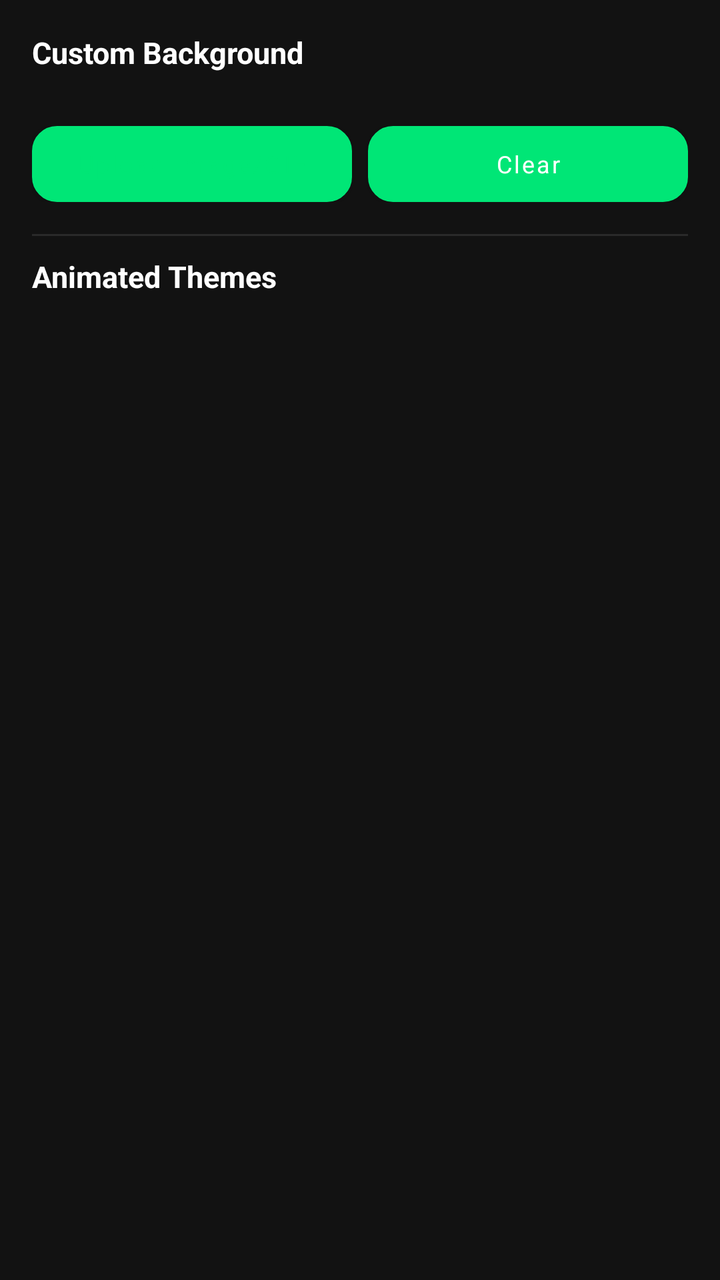
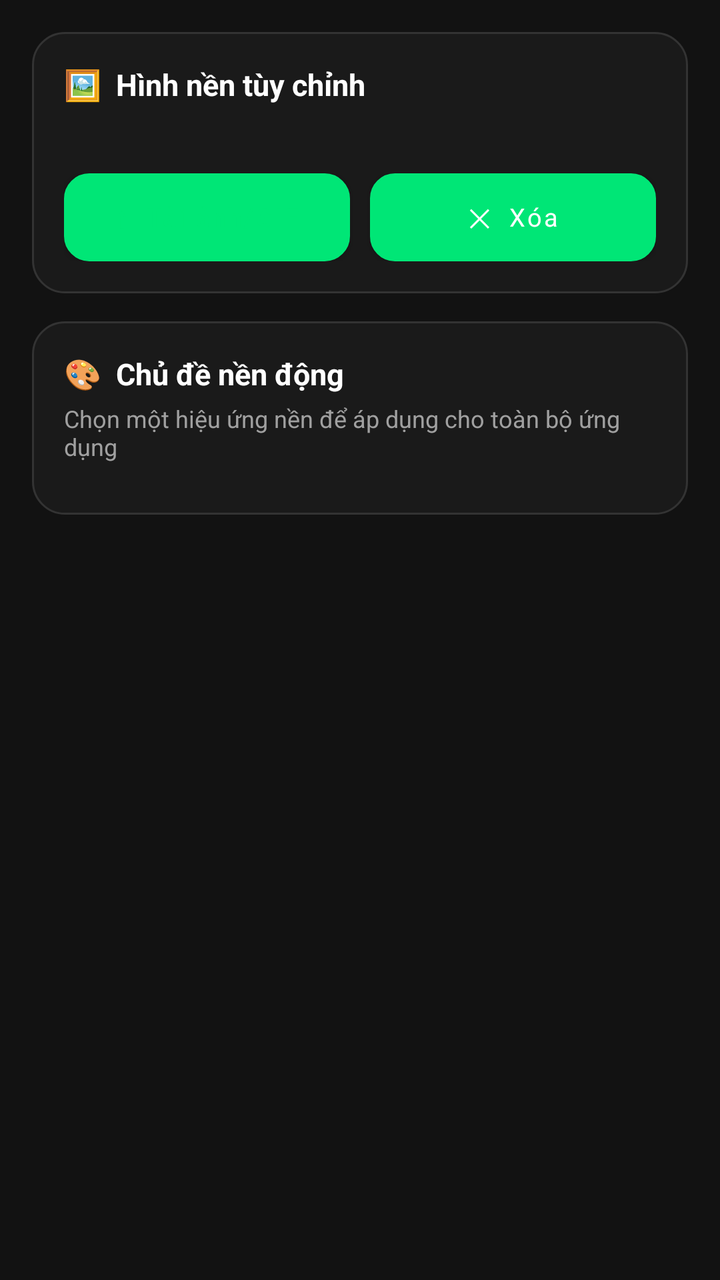

Two renders of the same Android screen: before a commit and after it. Below are the layout's source before the change and the commit's diff.
<!-- AndroidManifest.xml: application theme Theme.SylPhXLuau -->
<!-- res/layout/fragment_settings.xml -->
<?xml version="1.0" encoding="utf-8"?>
<ScrollView xmlns:android="http://schemas.android.com/apk/res/android"
    xmlns:app="http://schemas.android.com/apk/res-auto"
    android:layout_width="match_parent"
    android:layout_height="match_parent"
    android:fillViewport="true">

    <LinearLayout
        android:layout_width="match_parent"
        android:layout_height="wrap_content"
        android:orientation="vertical"
        android:padding="16dp">

        <TextView
            android:layout_width="match_parent"
            android:layout_height="wrap_content"
            android:text="Custom Background"
            android:textColor="@color/text_primary"
            android:textSize="15sp"
            android:textStyle="bold" />

        <TextView
            android:id="@+id/backgroundStatusLabel"
            android:layout_width="match_parent"
            android:layout_height="wrap_content"
            android:layout_marginTop="4dp"
            android:textColor="@color/text_secondary"
            android:textSize="11sp" />

        <LinearLayout
            android:layout_width="match_parent"
            android:layout_height="wrap_content"
            android:layout_marginTop="8dp"
            android:orientation="horizontal">

            <com.google.android.material.button.MaterialButton
                android:id="@+id/uploadBackgroundButton"
                android:layout_width="0dp"
                android:layout_height="38dp"
                android:layout_marginEnd="8dp"
                android:layout_weight="1"
                android:background="@drawable/toolbar_btn_bg"
                android:insetTop="0dp"
                android:insetBottom="0dp"
                android:text="Upload Image/GIF"
                android:textAllCaps="false"
                android:textColor="@color/accent_cyan"
                android:textSize="12sp" />

            <com.google.android.material.button.MaterialButton
                android:id="@+id/clearBackgroundButton"
                android:layout_width="0dp"
                android:layout_height="38dp"
                android:layout_weight="1"
                android:background="@drawable/toolbar_btn_bg"
                android:insetTop="0dp"
                android:insetBottom="0dp"
                android:text="Clear"
                android:textAllCaps="false"
                android:textColor="@color/text_primary"
                android:textSize="12sp" />

        </LinearLayout>

        <View
            android:layout_width="match_parent"
            android:layout_height="1dp"
            android:layout_marginTop="16dp"
            android:layout_marginBottom="10dp"
            android:background="@color/divider" />

        <TextView
            android:layout_width="match_parent"
            android:layout_height="wrap_content"
            android:text="Animated Themes"
            android:textColor="@color/text_primary"
            android:textSize="15sp"
            android:textStyle="bold" />

        <androidx.recyclerview.widget.RecyclerView
            android:id="@+id/themeGrid"
            android:layout_width="match_parent"
            android:layout_height="wrap_content"
            android:layout_marginTop="8dp"
            android:nestedScrollingEnabled="false" />

    </LinearLayout>

</ScrollView>
<!-- resources referenced by this layout -->
<resources>
  <color name="accent_cyan">#00E676</color>
  <color name="divider">#2A2A2A</color>
  <color name="text_primary">#FFFFFF</color>
  <color name="text_secondary">#A0A0A0</color>
  <!-- drawable toolbar_btn_bg (drawable) -->
  <?xml version="1.0" encoding="utf-8"?>
  <ripple xmlns:android="http://schemas.android.com/apk/res/android"
      android:color="@color/ripple_cyan">
      <item android:drawable="@drawable/toolbar_btn_bg_shape" />
  </ripple>
  <style name="Theme.SylPhXLuau" parent="Theme.MaterialComponents.DayNight.NoActionBar">
          <item name="colorPrimary">@color/accent_cyan</item>
          <item name="colorPrimaryDark">@color/bg_dark</item>
          <item name="colorAccent">@color/accent_blue</item>
          <item name="android:windowBackground">@color/bg_dark</item>
          <item name="android:statusBarColor">@color/bg_dark</item>
          <item name="android:navigationBarColor">@color/bg_dark</item>
          <item name="android:fontFamily">sans-serif</item>
      </style>
  <color name="ripple_cyan">#3300E676</color>
  <!-- drawable toolbar_btn_bg_shape (drawable) -->
  <?xml version="1.0" encoding="utf-8"?>
  <selector xmlns:android="http://schemas.android.com/apk/res/android">
      <item android:state_pressed="true">
          <shape android:shape="rectangle">
              <solid android:color="@color/surface_raised" />
              <corners android:radius="12dp" />
              <stroke android:width="1.2dp" android:color="@color/accent_cyan" />
          </shape>
      </item>
      <item android:state_hovered="true">
          <shape android:shape="rectangle">
              <solid android:color="@color/surface_raised" />
              <corners android:radius="12dp" />
              <stroke android:width="1.2dp" android:color="@color/accent_cyan_dim" />
          </shape>
      </item>
      <item>
          <shape android:shape="rectangle">
              <solid android:color="@color/surface" />
              <corners android:radius="12dp" />
              <stroke android:width="1dp" android:color="@color/border_subtle" />
          </shape>
      </item>
  </selector>
  <color name="bg_dark">#121212</color>
  <color name="accent_blue">#00ADB5</color>
  <color name="surface_raised">#2D2D2D</color>
  <color name="accent_cyan_dim">#00A65A</color>
  <color name="surface">#1E1E1E</color>
  <color name="border_subtle">#333333</color>
</resources>

<!-- the commit's change to res/layout/fragment_settings.xml (unified diff, before → after) -->
@@ -11,78 +11,101 @@
         android:orientation="vertical"
         android:padding="16dp">
 
-        <TextView
-            android:layout_width="match_parent"
-            android:layout_height="wrap_content"
-            android:text="Custom Background"
-            android:textColor="@color/text_primary"
-            android:textSize="15sp"
-            android:textStyle="bold" />
-
-        <TextView
-            android:id="@+id/backgroundStatusLabel"
-            android:layout_width="match_parent"
-            android:layout_height="wrap_content"
-            android:layout_marginTop="4dp"
-            android:textColor="@color/text_secondary"
-            android:textSize="11sp" />
-
+        
         <LinearLayout
             android:layout_width="match_parent"
             android:layout_height="wrap_content"
-            android:layout_marginTop="8dp"
-            android:orientation="horizontal">
+            android:background="@drawable/settings_card_bg"
+            android:orientation="vertical"
+            android:padding="16dp">
 
-            <com.google.android.material.button.MaterialButton
-                android:id="@+id/uploadBackgroundButton"
-                android:layout_width="0dp"
-                android:layout_height="38dp"
-                android:layout_marginEnd="8dp"
-                android:layout_weight="1"
-                android:background="@drawable/toolbar_btn_bg"
-                android:insetTop="0dp"
-                android:insetBottom="0dp"
-                android:text="Upload Image/GIF"
-                android:textAllCaps="false"
-                android:textColor="@color/accent_cyan"
+            <TextView
+                android:layout_width="match_parent"
+                android:layout_height="wrap_content"
+                android:text="🖼️  Hình nền tùy chỉnh"
+                android:textColor="@color/text_primary"
+                android:textSize="15sp"
+                android:textStyle="bold" />
+
+            <TextView
+                android:id="@+id/backgroundStatusLabel"
+                android:layout_width="match_parent"
+                android:layout_height="wrap_content"
+                android:layout_marginTop="6dp"
+                android:textColor="@color/text_secondary"
                 android:textSize="12sp" />
 
-            <com.google.android.material.button.MaterialButton
-                android:id="@+id/clearBackgroundButton"
-                android:layout_width="0dp"
-                android:layout_height="38dp"
-                android:layout_weight="1"
-                android:background="@drawable/toolbar_btn_bg"
-                android:insetTop="0dp"
-                android:insetBottom="0dp"
-                android:text="Clear"
-                android:textAllCaps="false"
-                android:textColor="@color/text_primary"
-                android:textSize="12sp" />
+            <LinearLayout
+                android:layout_width="match_parent"
+                android:layout_height="wrap_content"
+                android:layout_marginTop="12dp"
+                android:orientation="horizontal">
+
+                <com.google.android.material.button.MaterialButton
+                    android:id="@+id/uploadBackgroundButton"
+                    android:layout_width="0dp"
+                    android:layout_height="44dp"
+                    android:layout_marginEnd="10dp"
+                    android:layout_weight="1"
+                    android:background="@drawable/toolbar_btn_bg_accent"
+                    android:insetTop="0dp"
+                    android:insetBottom="0dp"
+                    android:text="⬆  Tải ảnh/GIF"
+                    android:textAllCaps="false"
+                    android:textColor="@color/accent_cyan"
+                    android:textStyle="bold"
+                    android:textSize="12.5sp" />
+
+                <com.google.android.material.button.MaterialButton
+                    android:id="@+id/clearBackgroundButton"
+                    android:layout_width="0dp"
+                    android:layout_height="44dp"
+                    android:layout_weight="1"
+                    android:background="@drawable/toolbar_btn_bg"
+                    android:insetTop="0dp"
+                    android:insetBottom="0dp"
+                    android:text="✕  Xóa"
+                    android:textAllCaps="false"
+                    android:textColor="@color/text_primary"
+                    android:textSize="12.5sp" />
+
+            </LinearLayout>
 
         </LinearLayout>
 
-        <View
-            android:layout_width="match_parent"
-            android:layout_height="1dp"
-            android:layout_marginTop="16dp"
-            android:layout_marginBottom="10dp"
-            android:background="@color/divider" />
-
-        <TextView
+        
+        <LinearLayout
             android:layout_width="match_parent"
             android:layout_height="wrap_content"
-            android:text="Animated Themes"
-            android:textColor="@color/text_primary"
-            android:textSize="15sp"
-            android:textStyle="bold" />
+            android:layout_marginTop="14dp"
+            android:background="@drawable/settings_card_bg"
+            android:orientation="vertical"
+            android:padding="16dp">
 
-        <androidx.recyclerview.widget.RecyclerView
-            android:id="@+id/themeGrid"
-            android:layout_width="match_parent"
-            android:layout_height="wrap_content"
-            android:layout_marginTop="8dp"
-            android:nestedScrollingEnabled="false" />
+            <TextView
+                android:layout_width="match_parent"
+                android:layout_height="wrap_content"
+                android:text="🎨  Chủ đề nền động"
+                android:textColor="@color/text_primary"
+                android:textSize="15sp"
+                android:textStyle="bold" />
+
+            <TextView
+                android:layout_width="match_parent"
+                android:layout_height="wrap_content"
+                android:layout_marginTop="4dp"
+                android:layout_marginBottom="10dp"
+                android:text="Chọn một hiệu ứng nền để áp dụng cho toàn bộ ứng dụng"
+                android:textColor="@color/text_secondary"
+                android:textSize="12sp" />
+
+            <androidx.recyclerview.widget.RecyclerView
+                android:id="@+id/themeGrid"
+                android:layout_width="match_parent"
+                android:layout_height="wrap_content"
+                android:nestedScrollingEnabled="false" />
+
+        </LinearLayout>
 
     </LinearLayout>
 
<!-- resource entries referenced after the edit -->
@@ -1,14 +1,26 @@
 <!-- resources referenced by this layout -->
 <resources>
   <color name="accent_cyan">#00E676</color>
-  <color name="divider">#2A2A2A</color>
   <color name="text_primary">#FFFFFF</color>
   <color name="text_secondary">#A0A0A0</color>
+  <!-- drawable settings_card_bg (drawable) -->
+  <?xml version="1.0" encoding="utf-8"?>
+  <shape xmlns:android="http://schemas.android.com/apk/res/android" android:shape="rectangle">
+      <solid android:color="@color/bg_panel" />
+      <corners android:radius="16dp" />
+      <stroke android:width="1dp" android:color="@color/border_subtle" />
+  </shape>
   <!-- drawable toolbar_btn_bg (drawable) -->
   <?xml version="1.0" encoding="utf-8"?>
   <ripple xmlns:android="http://schemas.android.com/apk/res/android"
       android:color="@color/ripple_cyan">
       <item android:drawable="@drawable/toolbar_btn_bg_shape" />
+  </ripple>
+  <!-- drawable toolbar_btn_bg_accent (drawable) -->
+  <?xml version="1.0" encoding="utf-8"?>
+  <ripple xmlns:android="http://schemas.android.com/apk/res/android"
+      android:color="@color/ripple_cyan">
+      <item android:drawable="@drawable/toolbar_btn_bg_accent_shape" />
   </ripple>
   <style name="Theme.SylPhXLuau" parent="Theme.MaterialComponents.DayNight.NoActionBar">
           <item name="colorPrimary">@color/accent_cyan</item>
@@ -19,6 +31,7 @@
           <item name="android:navigationBarColor">@color/bg_dark</item>
           <item name="android:fontFamily">sans-serif</item>
       </style>
+  <color name="bg_panel">#1A1A1A</color>
   <color name="ripple_cyan">#3300E676</color>
   <!-- drawable toolbar_btn_bg_shape (drawable) -->
   <?xml version="1.0" encoding="utf-8"?>
@@ -45,11 +58,30 @@
           </shape>
       </item>
   </selector>
+  <!-- drawable toolbar_btn_bg_accent_shape (drawable) -->
+  <?xml version="1.0" encoding="utf-8"?>
+  <selector xmlns:android="http://schemas.android.com/apk/res/android">
+      <item android:state_pressed="true">
+          <shape android:shape="rectangle">
+              <solid android:color="@color/chip_selected_bg" />
+              <corners android:radius="12dp" />
+              <stroke android:width="1.4dp" android:color="@color/accent_cyan" />
+          </shape>
+      </item>
+      <item>
+          <shape android:shape="rectangle">
+              <solid android:color="@color/surface" />
+              <corners android:radius="12dp" />
+              <stroke android:width="1.2dp" android:color="@color/accent_cyan" />
+          </shape>
+      </item>
+  </selector>
   <color name="bg_dark">#121212</color>
   <color name="accent_blue">#00ADB5</color>
   <color name="surface_raised">#2D2D2D</color>
   <color name="accent_cyan_dim">#00A65A</color>
   <color name="surface">#1E1E1E</color>
+  <color name="chip_selected_bg">#1A2D24</color>
   <color name="border_subtle">#333333</color>
 </resources>
 
